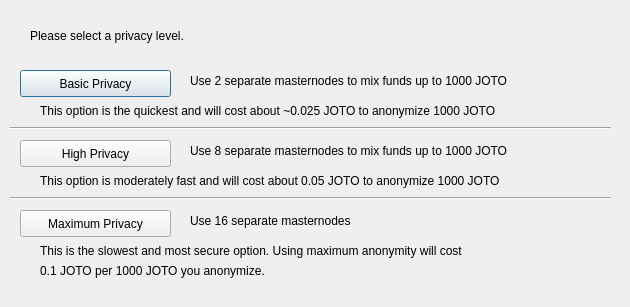
Qt form src/qt/forms/darksendconfig.ui (minblock/joto) before a commit.
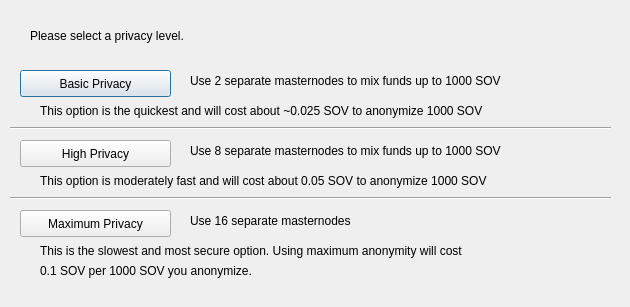
The same form after that commit.

What changed in the file:
```diff
--- a/src/qt/forms/darksendconfig.ui
+++ b/src/qt/forms/darksendconfig.ui
@@ -75,7 +75,7 @@
     </rect>
    </property>
    <property name="text">
-    <string>Use 2 separate masternodes to mix funds up to 1000 JOTO</string>
+    <string>Use 2 separate masternodes to mix funds up to 1000 SOV</string>
    </property>
   </widget>
   <widget class="QLabel" name="label_3">
@@ -88,7 +88,7 @@
     </rect>
    </property>
    <property name="text">
-    <string>Use 8 separate masternodes to mix funds up to 1000 JOTO</string>
+    <string>Use 8 separate masternodes to mix funds up to 1000 SOV</string>
    </property>
   </widget>
   <widget class="QLabel" name="label_4">
@@ -114,7 +114,7 @@
     </rect>
    </property>
    <property name="text">
-    <string>This option is the quickest and will cost about ~0.025 JOTO to anonymize 1000 JOTO</string>
+    <string>This option is the quickest and will cost about ~0.025 SOV to anonymize 1000 SOV</string>
    </property>
   </widget>
   <widget class="QLabel" name="label_7">
@@ -127,7 +127,7 @@
     </rect>
    </property>
    <property name="text">
-    <string>This option is moderately fast and will cost about 0.05 JOTO to anonymize 1000 JOTO</string>
+    <string>This option is moderately fast and will cost about 0.05 SOV to anonymize 1000 SOV</string>
    </property>
   </widget>
   <widget class="QLabel" name="label_8">
@@ -153,7 +153,7 @@
     </rect>
    </property>
    <property name="text">
-    <string>0.1 JOTO per 1000 JOTO you anonymize.</string>
+    <string>0.1 SOV per 1000 SOV you anonymize.</string>
    </property>
   </widget>
   <widget class="Line" name="line">
```
